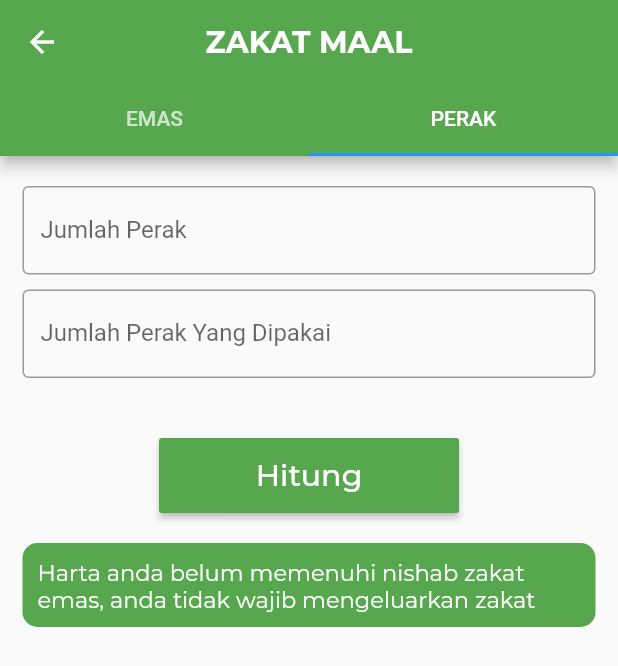
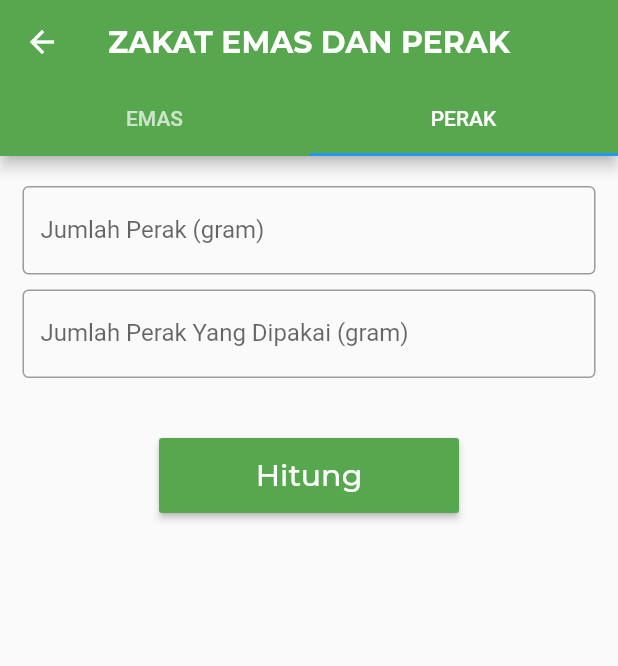
Before and after one commit to AdriF31/Zakats, a Flutter app: the HitungEmasPerak screen opened by its route, tab 2 chosen, after a tap on "Hitung", on a phone screen of 412 x 824 dp. Shown: the top 666 px of the screen. Run offline on Flutter 3.47's test engine with Material 2 defaults, Android fonts, the phone set to English and light mode, and no system bars; our stand-ins replace cloud_firestore, flutter_spinkit; accounts and stored records are empty.

Commit message:
add routes

```diff
--- a/lib/pages/hitung_emas.dart
+++ b/lib/pages/hitung_emas.dart
@@ -7,7 +7,7 @@ class HitungEmas extends StatefulWidget {
 }
 
 class _HitungEmasState extends State<HitungEmas> {
-  final currencyFormatter = NumberFormat.currency(locale: 'en_US');
+  final currencyFormatter = NumberFormat.currency(locale: 'ID');
 
   int jumlahEmas=0;
   int jumlahEmasDipakai=0;
@@ -20,14 +20,15 @@ class _HitungEmasState extends State<HitungEmas> {
 
   @override
   Widget build(BuildContext context) {
-    return Padding(
+    return SingleChildScrollView(
+      child: Padding(
         padding: const EdgeInsets.fromLTRB(15, 20, 15, 0),
         child: Container(
           child: Column(
             children: <Widget>[
               TextFormField(
                 decoration: InputDecoration(
-                labelText: "Jumlah Emas",
+                  labelText: "Jumlah Emas (gram)",
                   fillColor: Colors.white,
                   border: OutlineInputBorder(
 
@@ -38,7 +39,7 @@ class _HitungEmasState extends State<HitungEmas> {
               SizedBox(height: 10,),
               TextFormField(
                 decoration: InputDecoration(
-                labelText: "Jumlah Emas Yang Dipakai",
+                  labelText: "Jumlah Emas Yang Dipakai (gram)",
                   fillColor: Colors.white,
                   border: OutlineInputBorder(
 
@@ -67,8 +68,8 @@ class _HitungEmasState extends State<HitungEmas> {
                 ),
               ),
               SizedBox(height: 20,),
+              nishab==0? Container() :
               Container(
-
                 width: MediaQuery.of(context).size.width,
                 padding: EdgeInsets.fromLTRB(10, 10, 10, 10),
                 decoration: BoxDecoration(
@@ -76,13 +77,14 @@ class _HitungEmasState extends State<HitungEmas> {
                   borderRadius: BorderRadius.circular(10)
                 ),
                 child:
-              nishab<85? Text("Harta anda belum memenuhi nishab zakat emas, anda tidak wajib mengeluarkan zakat",style: TextStyle(fontFamily: 'montserrat',fontSize: 15,color: Colors.white),)
-                  : Text('Anda sudah memenuhi nisab zakat emas, zakat yang harus anda keluarkan sebesar $zakat',style: TextStyle(fontFamily: 'montserrat',fontSize: 15,color: Colors.white),)
+                nishab<85? Text("Harta anda belum memenuhi nishab zakat emas, anda tidak wajib mengeluarkan zakat",style: TextStyle(fontFamily: 'montserrat',fontSize: 15,color: Colors.white),textAlign: TextAlign.justify,)
+                    : Text('Anda sudah memenuhi nisab zakat emas, zakat yang harus anda keluarkan sebesar $zakat',style: TextStyle(fontFamily: 'montserrat',fontSize: 15,color: Colors.white),textAlign: TextAlign.justify,)
 
               )
             ],
           ),
         ),
+      ),
     );
   }
 }
--- a/lib/pages/hitung_perak.dart
+++ b/lib/pages/hitung_perak.dart
@@ -20,14 +20,15 @@ class _HitungPerakState extends State<HitungPerak> {
 
   @override
   Widget build(BuildContext context) {
-    return Padding(
+    return SingleChildScrollView(
+      child: Padding(
         padding: const EdgeInsets.fromLTRB(15, 20, 15, 0),
         child: Container(
           child: Column(
             children: <Widget>[
               TextFormField(
                 decoration: InputDecoration(
-                labelText: "Jumlah Perak",
+                  labelText: "Jumlah Perak (gram)",
                   fillColor: Colors.white,
                   border: OutlineInputBorder(
 
@@ -38,7 +39,7 @@ class _HitungPerakState extends State<HitungPerak> {
               SizedBox(height: 10,),
               TextFormField(
                 decoration: InputDecoration(
-                labelText: "Jumlah Perak Yang Dipakai",
+                  labelText: "Jumlah Perak Yang Dipakai (gram)",
                   fillColor: Colors.white,
                   border: OutlineInputBorder(
 
@@ -67,8 +68,8 @@ class _HitungPerakState extends State<HitungPerak> {
                 ),
               ),
               SizedBox(height: 20,),
+              nishab==0? Container() :
               Container(
-
                   width: MediaQuery.of(context).size.width,
                   padding: EdgeInsets.fromLTRB(10, 10, 10, 10),
                   decoration: BoxDecoration(
@@ -76,13 +77,14 @@ class _HitungPerakState extends State<HitungPerak> {
                       borderRadius: BorderRadius.circular(10)
                   ),
                   child:
-                nishab<85? Text("Harta anda belum memenuhi nishab zakat emas, anda tidak wajib mengeluarkan zakat",style: TextStyle(fontFamily: 'montserrat',fontSize: 15,color: Colors.white),)
-                    : Text('Anda sudah memenuhi nisab zakat emas, zakat yang harus anda keluarkan sebesar $zakat',style: TextStyle(fontFamily: 'montserrat',fontSize: 15,color: Colors.white),)
+                  nishab<85? Text("Harta anda belum memenuhi nisab zakat emas, anda tidak wajib mengeluarkan zakat",style: TextStyle(fontFamily: 'montserrat',fontSize: 15,color: Colors.white),textAlign: TextAlign.justify,)
+                      : Text('Anda sudah memenuhi nisab zakat emas, zakat yang harus anda keluarkan sebesar $zakat',style: TextStyle(fontFamily: 'montserrat',fontSize: 15,color: Colors.white),textAlign: TextAlign.justify,)
 
               )
             ],
           ),
         ),
+      ),
     );
   }
 }
--- a/lib/pages/home.dart
+++ b/lib/pages/home.dart
@@ -25,7 +25,9 @@ class _HomePageState extends State<HomePage> {
     String _formattedDate = new DateFormat.yMMMMEEEEd().format(_currentDate);
     /*String _formattotime = new DateFormat.jm().format(_currentDate);*/
     return Scaffold(
-      body: ListView(
+      body: Padding(
+        padding: const EdgeInsets.only(bottom: 10),
+        child: ListView(
             children: <Widget>[
               Column(
                 children: <Widget>[
@@ -45,13 +47,13 @@ class _HomePageState extends State<HomePage> {
                            Row(
                              crossAxisAlignment: CrossAxisAlignment.start,
                              children: <Widget>[
-                             Text('$_formattedDate',style: TextStyle(fontFamily: 'montserrat', fontWeight: FontWeight.bold, color: Colors.black, fontSize: 30),),
+                               Text('$_formattedDate',style: TextStyle(fontFamily: 'montserrat', fontWeight: FontWeight.bold, color: Colors.black, fontSize: MediaQuery.of(context).size.width*0.07),),
                              ],
                            ),
                            Row(
                              crossAxisAlignment: CrossAxisAlignment.start,
                              children: <Widget>[
-                             Text('$_currentTime',style: TextStyle(fontFamily: 'montserrat', fontWeight: FontWeight.bold, color: Colors.black, fontSize: 30),),
+                               Text('$_currentTime',style: TextStyle(fontFamily: 'montserrat', fontWeight: FontWeight.bold, color: Colors.black, fontSize: MediaQuery.of(context).size.width*0.08),),
                              ],
                            ),
 
@@ -215,6 +217,7 @@ class _HomePageState extends State<HomePage> {
               )
             ],
           ),
+      ),
     );
   }
   //ini buat ngambil waktu yang udah diubah :)
--- a/lib/pages/zakat_emas_perak.dart
+++ b/lib/pages/zakat_emas_perak.dart
@@ -24,7 +24,7 @@ class _HitungEmasPerakState extends State<HitungEmasPerak> with SingleTickerProv
   Widget build(BuildContext context) {
     return Scaffold(
       appBar: AppBar(
-        title: Text("ZAKAT MAAL", style: TextStyle(fontFamily: 'montserrat', fontWeight: FontWeight.bold),),
+        title: Text("ZAKAT EMAS DAN PERAK", style: TextStyle(fontFamily: 'montserrat', fontWeight: FontWeight.bold),),
         centerTitle: true,
         bottom: TabBar(
           controller: controller,
--- a/lib/pages/zakat_maal.dart
+++ b/lib/pages/zakat_maal.dart
@@ -37,7 +37,7 @@ class _ZakatMaalState extends State<ZakatMaal> with SingleTickerProviderStateMix
       body: TabBarView(
         controller: controller,
         children: <Widget>[
-          ZakatInfo(),
+          ZakatMaalInfo(),
           ZakatJenis(),
         ],
       ),
--- a/pubspec.yaml
+++ b/pubspec.yaml
@@ -28,6 +28,9 @@ dependencies:
   firebase_storage: ^3.1.5
   intl:
   geolocator: ^5.1.3
+  shimmer: ^1.0.1
+  flutter_spinkit: ^4.1.2+1
+  dropdownfield: ^1.0.3
 
 
 dev_dependencies:
```
Also changed, not shown: lib/main.dart (+13 -0 lines), lib/pages/hitung_zakat_harta_temuan.dart (added, +76 -0 lines), lib/pages/zakat_fitrah.dart (+40 -0 lines), lib/pages/zakat_maal_info.dart (+24 -6 lines), lib/pages/zakat_maal_jenis.dart (+6 -58 lines), pubspec.lock. Lines whose indentation alone changed are shown as unchanged.
